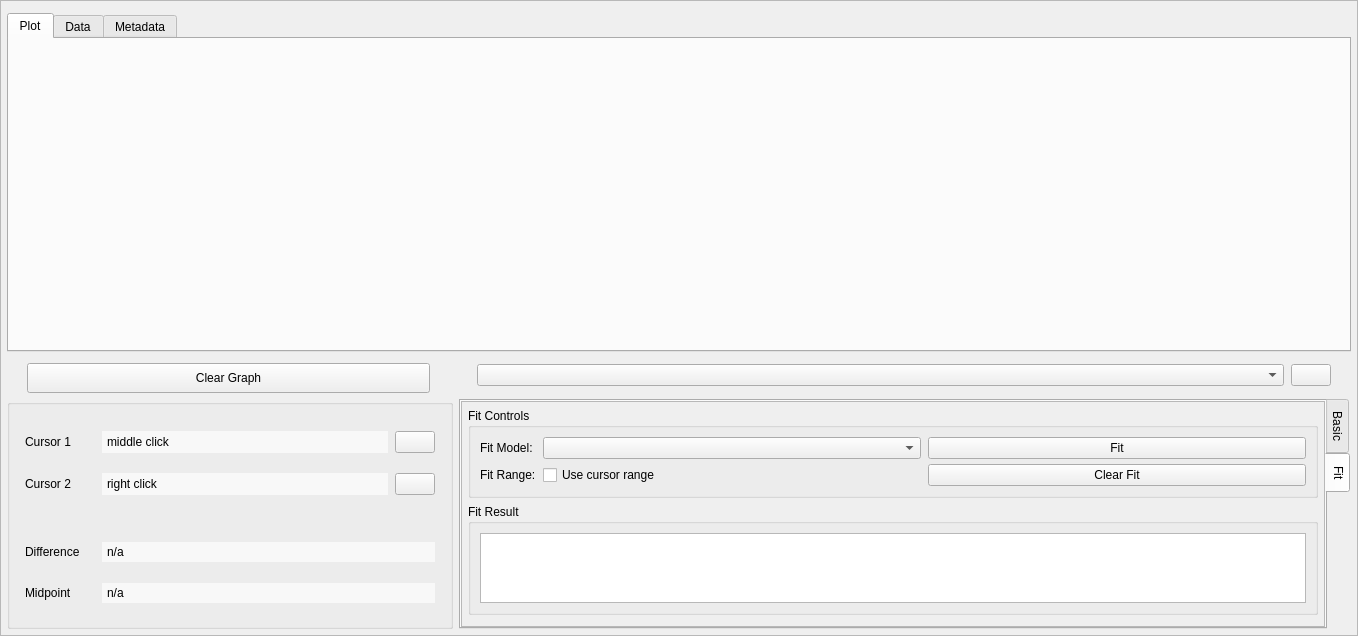
This is src/mdaviz/resources/mda_file_viz.ui in BCDA-APS/mdaviz as Qt 5 draws it before an edit. The edited form follows.
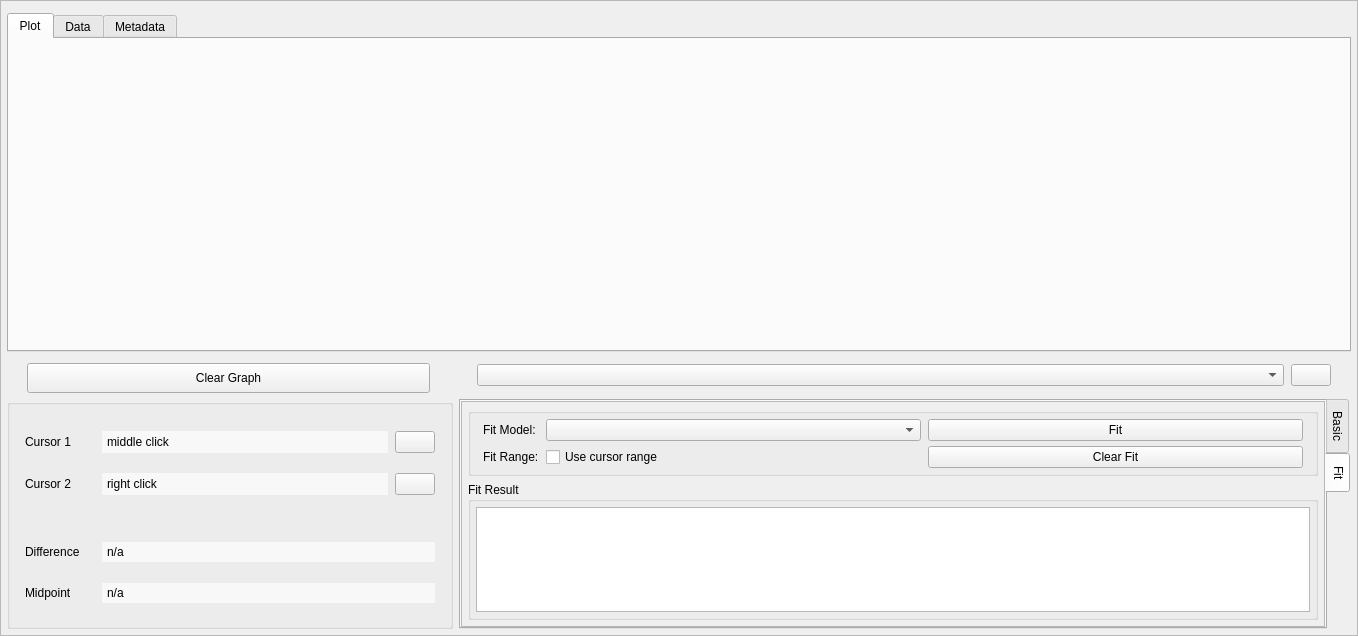
This is the edited form. Icons and pictures are not drawn.

Commit message: improve fit behavior for multiple curves

What changed in the file:
```diff
--- a/src/mdaviz/resources/mda_file_viz.ui
+++ b/src/mdaviz/resources/mda_file_viz.ui
@@ -1009,8 +1009,8 @@
                   <rect>
                    <x>0</x>
                    <y>0</y>
-                   <width>843</width>
-                   <height>231</height>
+                   <width>858</width>
+                   <height>221</height>
                   </rect>
                  </property>
                  <layout class="QVBoxLayout" name="fitContentLayout">
@@ -1038,9 +1038,21 @@
                      </sizepolicy>
                     </property>
                     <property name="title">
-                     <string>Fit Controls</string>
+                     <string/>
                     </property>
                     <layout class="QGridLayout" name="fitControlsLayout">
+                     <property name="leftMargin">
+                      <number>12</number>
+                     </property>
+                     <property name="topMargin">
+                      <number>5</number>
+                     </property>
+                     <property name="rightMargin">
+                      <number>12</number>
+                     </property>
+                     <property name="bottomMargin">
+                      <number>5</number>
+                     </property>
                      <property name="horizontalSpacing">
                       <number>7</number>
                      </property>
@@ -1134,6 +1146,18 @@
                      <property name="spacing">
                       <number>5</number>
                      </property>
+                     <property name="leftMargin">
+                      <number>5</number>
+                     </property>
+                     <property name="topMargin">
+                      <number>5</number>
+                     </property>
+                     <property name="rightMargin">
+                      <number>5</number>
+                     </property>
+                     <property name="bottomMargin">
+                      <number>5</number>
+                     </property>
                      <item>
                       <widget class="QTextEdit" name="fitDetails">
                        <property name="toolTip">
@@ -1147,19 +1171,6 @@
                     </layout>
                    </widget>
                   </item>
-                  <item>
-                   <spacer name="fitVerticalSpacer">
-                    <property name="orientation">
-                     <enum>Qt::Vertical</enum>
-                    </property>
-                    <property name="sizeHint" stdset="0">
-                     <size>
-                      <width>20</width>
-                      <height>40</height>
-                     </size>
-                    </property>
-                   </spacer>
-                  </item>
                  </layout>
                 </widget>
                </widget>
```
Left out of the diff: 74 changed lines with no effect on the pictures. The commit also changes 2 other files.
